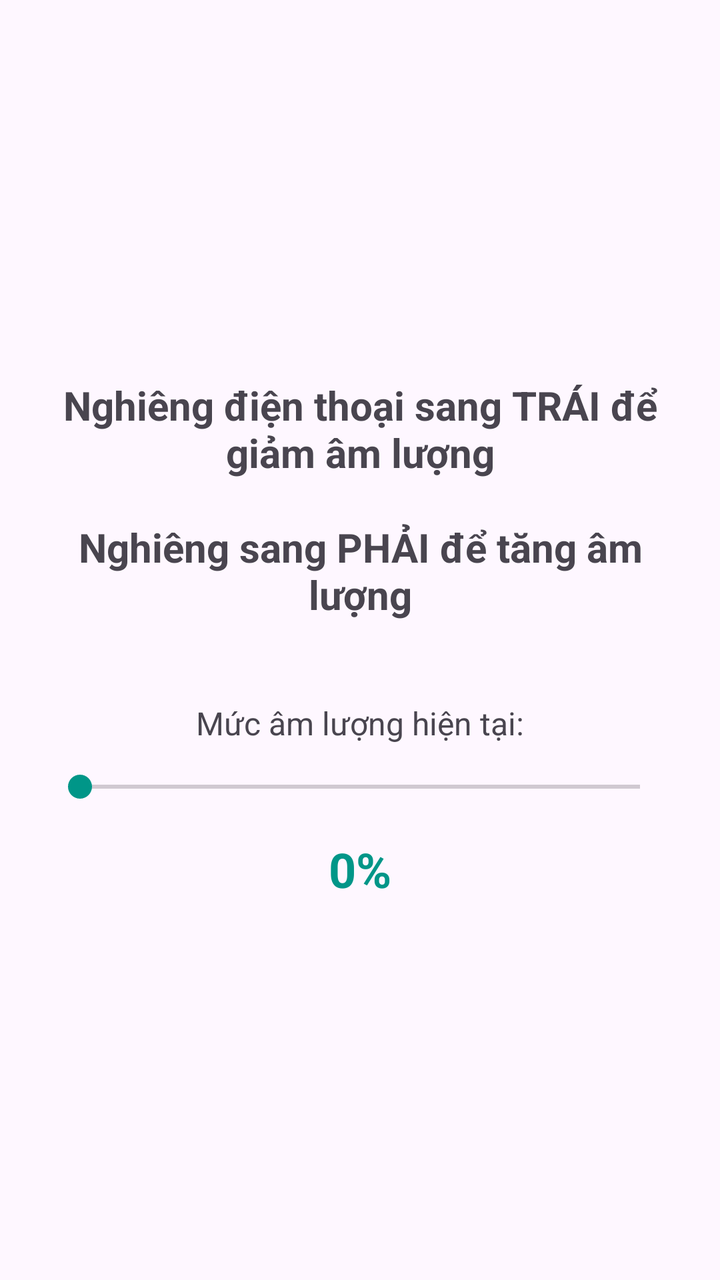
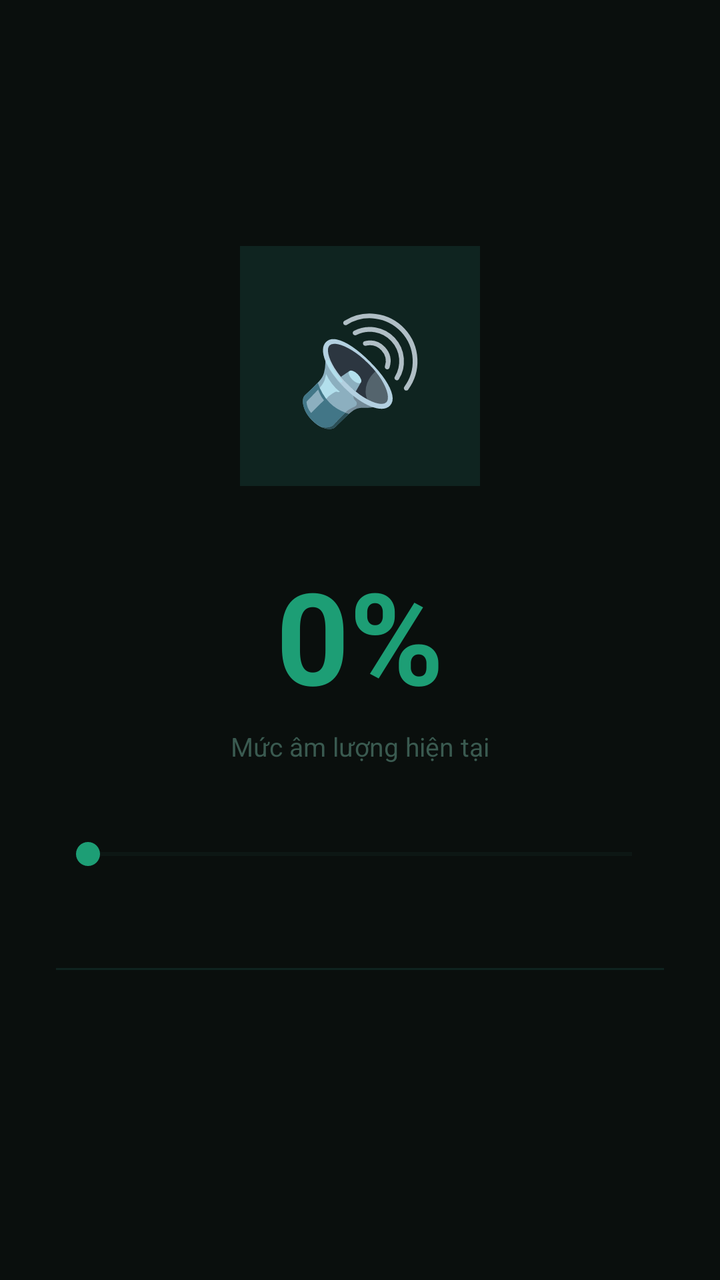

Screens rendered from an Android XML layout before and after an edit, with the pre-edit source and the edit as a unified diff.
<!-- AndroidManifest.xml: application theme Theme.BTQT_3 -->
<!-- res/layout/activity_2.xml -->
<?xml version="1.0" encoding="utf-8"?>
<LinearLayout xmlns:android="http://schemas.android.com/apk/res/android"
    android:layout_width="match_parent"
    android:layout_height="match_parent"
    android:gravity="center"
    android:orientation="vertical"
    android:padding="24dp">

    <TextView
        android:layout_width="wrap_content"
        android:layout_height="wrap_content"
        android:text="Nghiêng điện thoại sang TRÁI để giảm âm lượng\n\nNghiêng sang PHẢI để tăng âm lượng"
        android:textAlignment="center"
        android:textSize="20sp"
        android:textStyle="bold"
        android:layout_marginBottom="40dp" /> <TextView
        android:layout_width="wrap_content"
        android:layout_height="wrap_content"
        android:text="Mức âm lượng hiện tại:"
        android:textSize="16sp"
        android:layout_marginBottom="12dp" />

    <SeekBar
        android:id="@+id/volumeSeekBar"
        android:layout_width="match_parent"
        android:layout_height="wrap_content"
        android:progressTint="#009688"
        android:thumbTint="#009688" />

    <TextView
        android:id="@+id/tvVolumePercentage"
        android:layout_width="wrap_content"
        android:layout_height="wrap_content"
        android:layout_marginTop="16dp"
        android:text="0%"
        android:textColor="#009688"
        android:textSize="24sp"
        android:textStyle="bold" />
</LinearLayout>
<!-- resources referenced by this layout -->
<resources>
  <style name="Theme.BTQT_3" parent="Base.Theme.BTQT_3" />
  <style name="Base.Theme.BTQT_3" parent="Theme.Material3.DayNight.NoActionBar">
          
          
      </style>
</resources>

<!-- the commit's change to res/layout/activity_2.xml (unified diff, before → after) -->
@@ -2,38 +2,61 @@
 <LinearLayout xmlns:android="http://schemas.android.com/apk/res/android"
     android:layout_width="match_parent"
     android:layout_height="match_parent"
+    android:background="#0A0F0D"
     android:gravity="center"
     android:orientation="vertical"
-    android:padding="24dp">
+    android:paddingStart="28dp"
+    android:paddingEnd="28dp"
+    android:paddingTop="48dp"
+    android:paddingBottom="48dp">
 
+    
+    <TextView
+        android:layout_width="120dp"
+        android:layout_height="120dp"
+        android:gravity="center"
+        android:text="🔊"
+        android:textSize="52sp"
+        android:background="#0F2420"
+        android:layout_marginBottom="32dp" />
+
+    
+    <TextView
+        android:id="@+id/tvVolumePercentage"
+        android:layout_width="wrap_content"
+        android:layout_height="wrap_content"
+        android:text="0%"
+        android:textColor="#1D9E75"
+        android:textSize="64sp"
+        android:textStyle="bold"
+        android:layout_marginBottom="4dp" />
+
+    
     <TextView
         android:layout_width="wrap_content"
         android:layout_height="wrap_content"
-        android:text="Nghiêng điện thoại sang TRÁI để giảm âm lượng\n\nNghiêng sang PHẢI để tăng âm lượng"
-        android:textAlignment="center"
-        android:textSize="20sp"
-        android:textStyle="bold"
-        android:layout_marginBottom="40dp" /> <TextView
-        android:layout_width="wrap_content"
-        android:layout_height="wrap_content"
-        android:text="Mức âm lượng hiện tại:"
-        android:textSize="16sp"
-        android:layout_marginBottom="12dp" />
+        android:text="Mức âm lượng hiện tại"
+        android:textColor="#3A5A50"
+        android:textSize="13sp"
+        android:layout_marginBottom="36dp" />
 
+    
     <SeekBar
         android:id="@+id/volumeSeekBar"
         android:layout_width="match_parent"
         android:layout_height="wrap_content"
-        android:progressTint="#009688"
-        android:thumbTint="#009688" />
+        android:progressTint="#1D9E75"
+        android:thumbTint="#1D9E75"
+        android:progressBackgroundTint="#1A2E28"
+        android:layout_marginBottom="48dp" />
 
-    <TextView
-        android:id="@+id/tvVolumePercentage"
-        android:layout_width="wrap_content"
-        android:layout_height="wrap_content"
-        android:layout_marginTop="16dp"
-        android:text="0%"
-        android:textColor="#009688"
-        android:textSize="24sp"
-        android:textStyle="bold" />
+    
+    <View
+        android:layout_width="match_parent"
+        android:layout_height="1dp"
+        android:background="#0F2420"
+        android:layout_marginBottom="32dp" />
+
+
+
 </LinearLayout>
